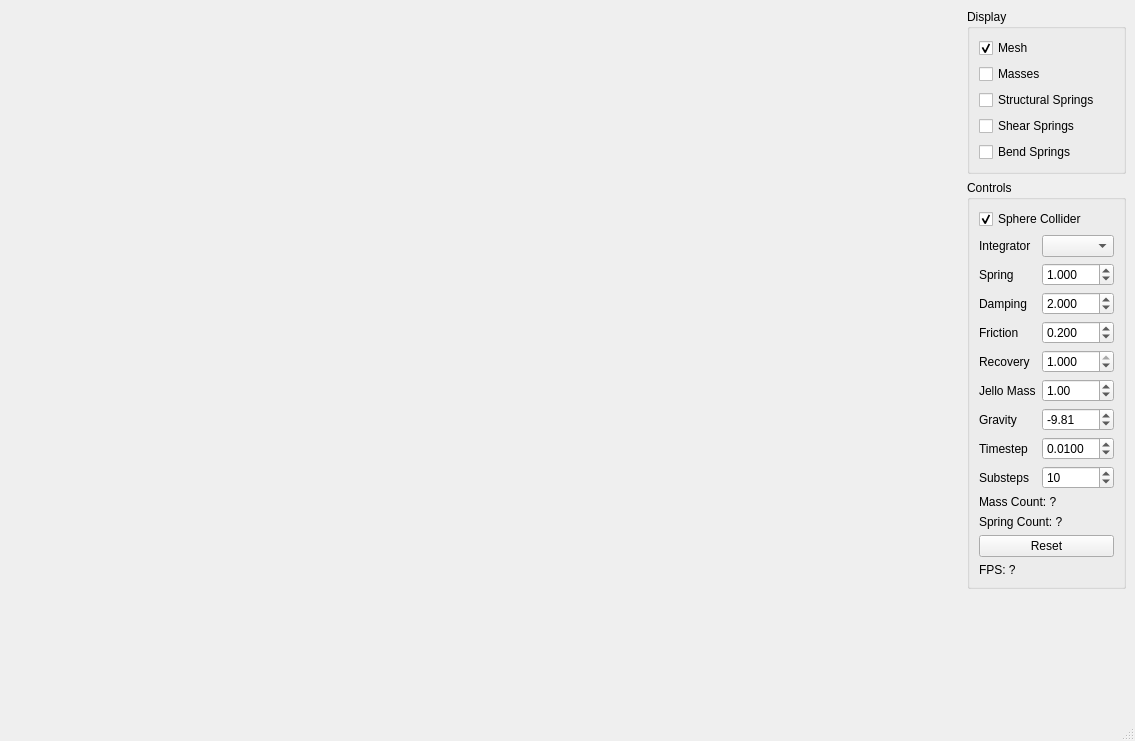
The window that ui/MainWindow.ui (jw0z96/STAMassSpring) describes before a commit, drawn with Qt 5.
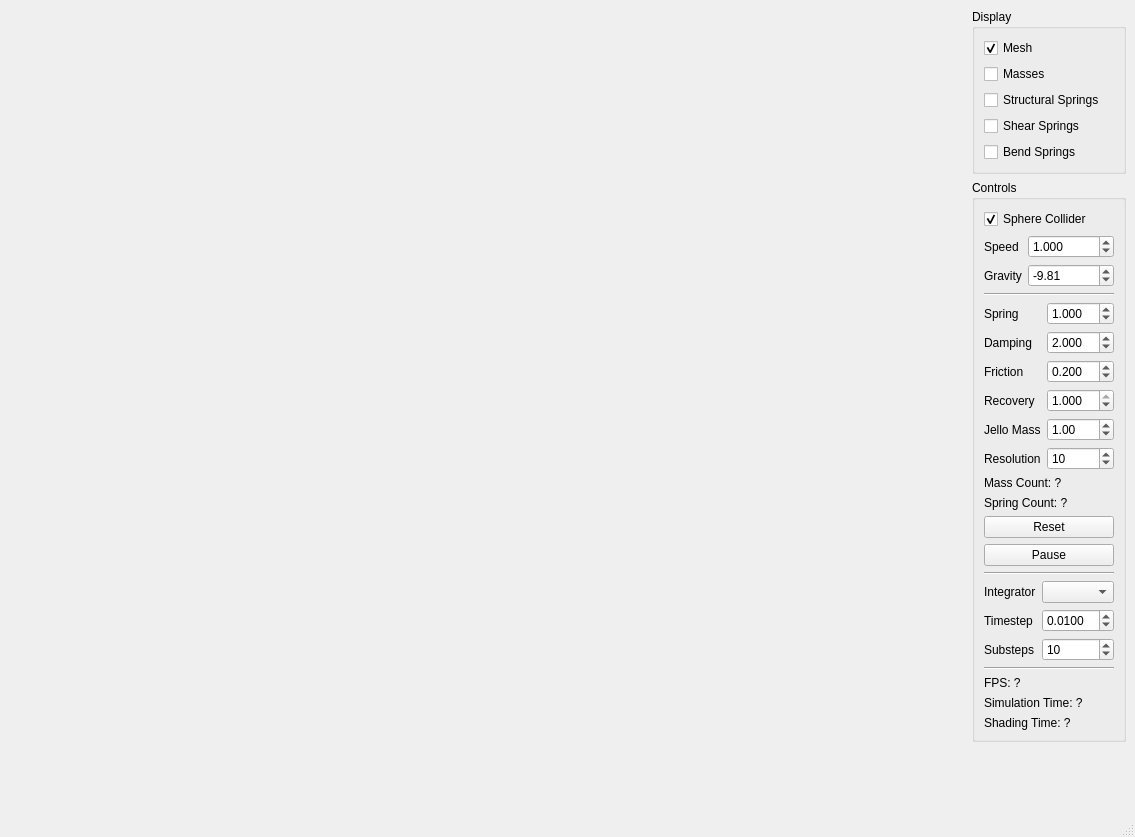
The same window after the commit.

Commit message: added sphere speed control and updated ui

Patch:
```diff
--- a/ui/MainWindow.ui
+++ b/ui/MainWindow.ui
@@ -7,7 +7,7 @@
     <x>0</x>
     <y>0</y>
     <width>1135</width>
-    <height>741</height>
+    <height>837</height>
    </rect>
   </property>
   <property name="windowTitle">
@@ -73,23 +73,23 @@
          <string>Controls</string>
         </property>
         <layout class="QGridLayout" name="gridLayout_3">
-         <item row="7" column="0">
-          <widget class="QPushButton" name="resetJelloPushButton">
+         <item row="16" column="0">
+          <widget class="QLabel" name="shadingTimeLabel">
            <property name="text">
-            <string>Reset</string>
+            <string>Shading Time: ?</string>
            </property>
           </widget>
          </item>
-         <item row="1" column="0" rowspan="2">
+         <item row="3" column="0" rowspan="2">
           <layout class="QFormLayout" name="formLayout">
-           <item row="1" column="0">
+           <item row="0" column="0">
             <widget class="QLabel" name="springConstantLabel">
              <property name="text">
               <string>Spring</string>
              </property>
             </widget>
            </item>
-           <item row="1" column="1">
+           <item row="0" column="1">
             <widget class="QDoubleSpinBox" name="springConstantSpinBox">
              <property name="decimals">
               <number>3</number>
@@ -102,14 +102,14 @@
              </property>
             </widget>
            </item>
-           <item row="2" column="0">
+           <item row="1" column="0">
             <widget class="QLabel" name="dampingConstantLabel">
              <property name="text">
               <string>Damping</string>
              </property>
             </widget>
            </item>
-           <item row="2" column="1">
+           <item row="1" column="1">
             <widget class="QDoubleSpinBox" name="dampingConstantSpinBox">
              <property name="decimals">
               <number>3</number>
@@ -122,14 +122,60 @@
              </property>
             </widget>
            </item>
-           <item row="5" column="0">
+           <item row="2" column="0">
+            <widget class="QLabel" name="frictionLabel">
+             <property name="text">
+              <string>Friction</string>
+             </property>
+            </widget>
+           </item>
+           <item row="2" column="1">
+            <widget class="QDoubleSpinBox" name="frictionSpinBox">
+             <property name="decimals">
+              <number>3</number>
+             </property>
+             <property name="maximum">
+              <double>1.000000000000000</double>
+             </property>
+             <property name="singleStep">
+              <double>0.100000000000000</double>
+             </property>
+             <property name="value">
+              <double>0.200000000000000</double>
+             </property>
+            </widget>
+           </item>
+           <item row="3" column="0">
+            <widget class="QLabel" name="recoveryConstantLabel">
+             <property name="text">
+              <string>Recovery</string>
+             </property>
+            </widget>
+           </item>
+           <item row="3" column="1">
+            <widget class="QDoubleSpinBox" name="recoverySpinBox">
+             <property name="decimals">
+              <number>3</number>
+             </property>
+             <property name="maximum">
+              <double>1.000000000000000</double>
+             </property>
+             <property name="singleStep">
+              <double>0.100000000000000</double>
+             </property>
+             <property name="value">
+              <double>1.000000000000000</double>
+             </property>
+            </widget>
+           </item>
+           <item row="4" column="0">
             <widget class="QLabel" name="jelloMassLabel">
              <property name="text">
               <string>Jello Mass</string>
              </property>
             </widget>
            </item>
-           <item row="5" column="1">
+           <item row="4" column="1">
             <widget class="QDoubleSpinBox" name="jelloMassSpinBox">
              <property name="decimals">
               <number>2</number>
@@ -142,14 +188,96 @@
              </property>
             </widget>
            </item>
-           <item row="6" column="0">
+           <item row="5" column="1">
+            <widget class="QSpinBox" name="jelloResolutionSpinBox">
+             <property name="minimum">
+              <number>2</number>
+             </property>
+             <property name="maximum">
+              <number>50</number>
+             </property>
+             <property name="value">
+              <number>10</number>
+             </property>
+            </widget>
+           </item>
+           <item row="5" column="0">
+            <widget class="QLabel" name="jelloResolutionLabel">
+             <property name="text">
+              <string>Resolution</string>
+             </property>
+            </widget>
+           </item>
+          </layout>
+         </item>
+         <item row="7" column="0">
+          <widget class="QLabel" name="massCountLabel">
+           <property name="text">
+            <string>Mass Count: ?</string>
+           </property>
+          </widget>
+         </item>
+         <item row="8" column="0">
+          <widget class="QLabel" name="springCountLabel">
+           <property name="text">
+            <string>Spring Count: ?</string>
+           </property>
+          </widget>
+         </item>
+         <item row="0" column="0">
+          <widget class="QCheckBox" name="enableSphereColliderCheckBox">
+           <property name="text">
+            <string>Sphere Collider</string>
+           </property>
+           <property name="checked">
+            <bool>true</bool>
+           </property>
+          </widget>
+         </item>
+         <item row="14" column="0">
+          <widget class="QLabel" name="framesPerSecondLabel">
+           <property name="text">
+            <string>FPS: ?</string>
+           </property>
+          </widget>
+         </item>
+         <item row="2" column="0">
+          <widget class="Line" name="line">
+           <property name="orientation">
+            <enum>Qt::Horizontal</enum>
+           </property>
+          </widget>
+         </item>
+         <item row="1" column="0">
+          <layout class="QFormLayout" name="formLayout_4">
+           <item row="0" column="0">
+            <widget class="QLabel" name="sphereSpeedLabel">
+             <property name="text">
+              <string>Speed</string>
+             </property>
+            </widget>
+           </item>
+           <item row="0" column="1">
+            <widget class="QDoubleSpinBox" name="sphereSpeedSpinBox">
+             <property name="decimals">
+              <number>3</number>
+             </property>
+             <property name="singleStep">
+              <double>0.100000000000000</double>
+             </property>
+             <property name="value">
+              <double>1.000000000000000</double>
+             </property>
+            </widget>
+           </item>
+           <item row="1" column="0">
             <widget class="QLabel" name="gravityLabel">
              <property name="text">
               <string>Gravity</string>
              </property>
             </widget>
            </item>
-           <item row="6" column="1">
+           <item row="1" column="1">
             <widget class="QDoubleSpinBox" name="gravitySpinBox">
              <property name="decimals">
               <number>2</number>
@@ -165,14 +293,56 @@
              </property>
             </widget>
            </item>
-           <item row="7" column="0">
+          </layout>
+         </item>
+         <item row="13" column="0">
+          <widget class="Line" name="line_3">
+           <property name="orientation">
+            <enum>Qt::Horizontal</enum>
+           </property>
+          </widget>
+         </item>
+         <item row="10" column="0">
+          <widget class="QPushButton" name="pauseJelloPushButton">
+           <property name="text">
+            <string>Pause</string>
+           </property>
+          </widget>
+         </item>
+         <item row="11" column="0">
+          <widget class="Line" name="line_2">
+           <property name="orientation">
+            <enum>Qt::Horizontal</enum>
+           </property>
+          </widget>
+         </item>
+         <item row="9" column="0">
+          <widget class="QPushButton" name="resetJelloPushButton">
+           <property name="text">
+            <string>Reset</string>
+           </property>
+          </widget>
+         </item>
+         <item row="12" column="0">
+          <layout class="QFormLayout" name="formLayout_5">
+           <item row="0" column="0">
+            <widget class="QLabel" name="integratorLabel">
+             <property name="text">
+              <string>Integrator</string>
+             </property>
+            </widget>
+           </item>
+           <item row="0" column="1">
+            <widget class="QComboBox" name="integratorComboBox"/>
+           </item>
+           <item row="1" column="0">
             <widget class="QLabel" name="timeStepLabel">
              <property name="text">
               <string>Timestep</string>
              </property>
             </widget>
            </item>
-           <item row="7" column="1">
+           <item row="1" column="1">
             <widget class="QDoubleSpinBox" name="timeStepSpinBox">
              <property name="decimals">
               <number>4</number>
@@ -185,14 +355,14 @@
              </property>
             </widget>
            </item>
-           <item row="8" column="0">
+           <item row="2" column="0">
             <widget class="QLabel" name="subStepsLabel">
              <property name="text">
               <string>Substeps</string>
              </property>
             </widget>
            </item>
-           <item row="8" column="1">
+           <item row="2" column="1">
             <widget class="QSpinBox" name="subStepsSpinBox">
              <property name="minimum">
               <number>1</number>
@@ -205,92 +375,12 @@
              </property>
             </widget>
            </item>
-           <item row="0" column="1">
-            <widget class="QComboBox" name="integratorComboBox"/>
-           </item>
-           <item row="0" column="0">
-            <widget class="QLabel" name="integratorLabel">
-             <property name="text">
-              <string>Integrator</string>
-             </property>
-            </widget>
-           </item>
-           <item row="3" column="0">
-            <widget class="QLabel" name="frictionLabel">
-             <property name="text">
-              <string>Friction</string>
-             </property>
-            </widget>
-           </item>
-           <item row="3" column="1">
-            <widget class="QDoubleSpinBox" name="frictionSpinBox">
-             <property name="decimals">
-              <number>3</number>
-             </property>
-             <property name="maximum">
-              <double>1.000000000000000</double>
-             </property>
-             <property name="singleStep">
-              <double>0.100000000000000</double>
-             </property>
-             <property name="value">
-              <double>0.200000000000000</double>
-             </property>
-            </widget>
-           </item>
-           <item row="4" column="0">
-            <widget class="QLabel" name="recoveryConstantLabel">
-             <property name="text">
-              <string>Recovery</string>
-             </property>
-            </widget>
-           </item>
-           <item row="4" column="1">
-            <widget class="QDoubleSpinBox" name="recoverySpinBox">
-             <property name="decimals">
-              <number>3</number>
-             </property>
-             <property name="maximum">
-              <double>1.000000000000000</double>
-             </property>
-             <property name="singleStep">
-              <double>0.100000000000000</double>
-             </property>
-             <property name="value">
-              <double>1.000000000000000</double>
-             </property>
-            </widget>
-           </item>
           </layout>
          </item>
-         <item row="4" column="0">
-          <widget class="QLabel" name="massCountLabel">
+         <item row="15" column="0">
+          <widget class="QLabel" name="simulationTimeLabel">
            <property name="text">
-            <string>Mass Count: ?</string>
-           </property>
-          </widget>
-         </item>
-         <item row="5" column="0">
-          <widget class="QLabel" name="springCountLabel">
-           <property name="text">
-            <string>Spring Count: ?</string>
-           </property>
-          </widget>
-         </item>
-         <item row="0" column="0">
-          <widget class="QCheckBox" name="enableSphereColliderCheckBox">
-           <property name="text">
-            <string>Sphere Collider</string>
-           </property>
-           <property name="checked">
-            <bool>true</bool>
-           </property>
-          </widget>
-         </item>
-         <item row="8" column="0">
-          <widget class="QLabel" name="framesPerSecondLabel">
-           <property name="text">
-            <string>FPS: ?</string>
+            <string>Simulation Time: ?</string>
            </property>
           </widget>
          </item>
```
Left out of the diff: 2 changed lines with no effect on the pictures. The commit also changes 6 other files.
